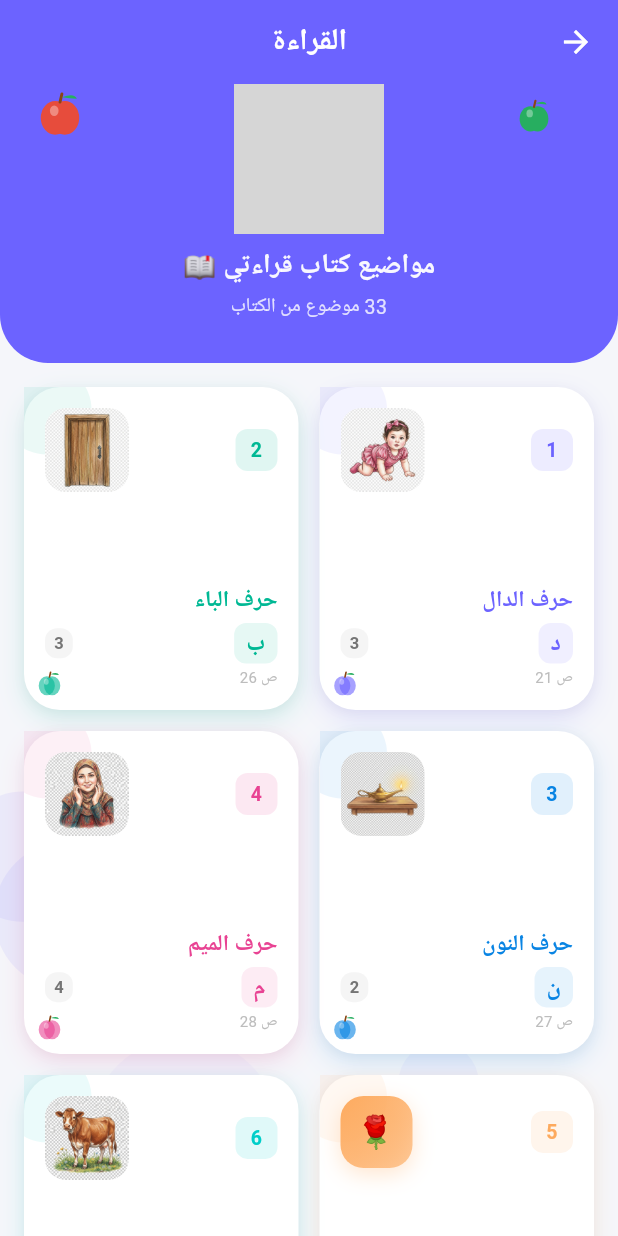
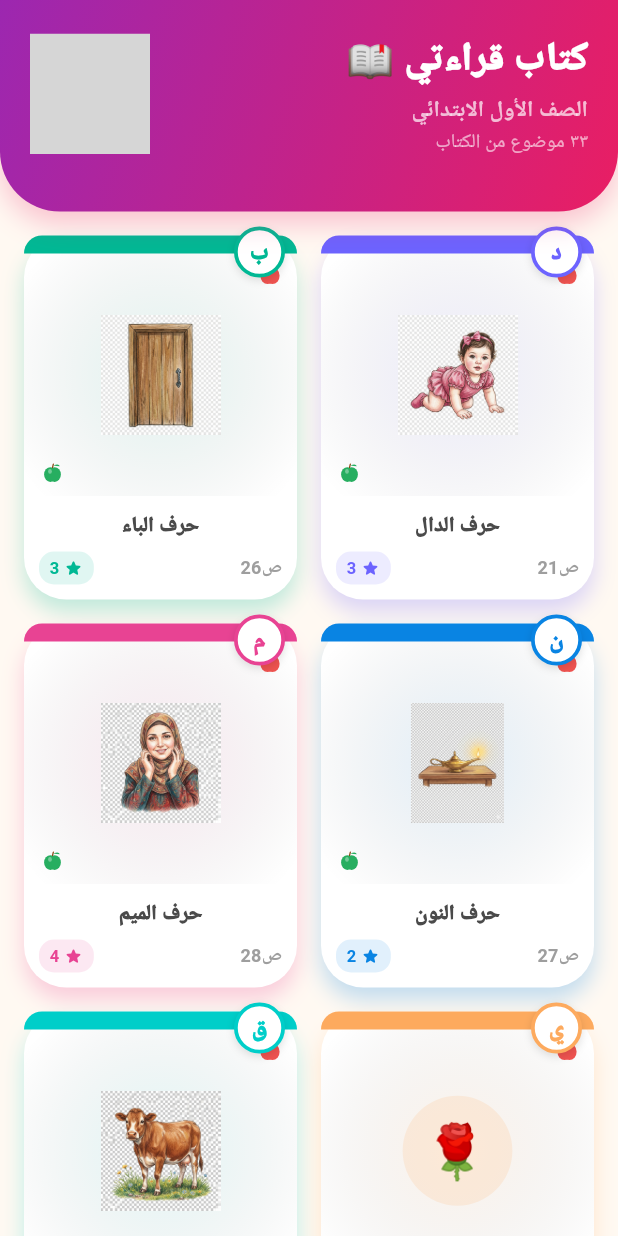
Before and after one commit to moringaiq2017-oss/education-app, a Flutter app: the ReadingScreen screen opened directly, on a phone screen of 412 x 824 dp. Run offline on Flutter 3.47's test engine with Material 3 defaults, Android fonts, the phone set to English and light mode, and no system bars; our stand-ins replace audioplayers, device_info_plus, dio, google_fonts, hive, hive_flutter and 1 more; accounts and stored records are empty; Roboto replaces fonts that are missing (Cairo); grey boxes are pictures that could not be loaded.

Commit message:
redesign: تصميم جديد لشاشة مواضيع القراءة حسب mockup Gemini
- هيدر بتدرج بنفسجي-وردي مع Lottie قراءة
- شبكة مواضيع بتصميم طفولي: شريط ملون علوي، صورة/إيموجي، تفاحات
- بادج الحرف العربي بدائرة ملونة فوق كل بطاقة
- أنيميشن ظهور متتابع + bounce عند الضغط
- نجوم وزخارف خلفية
- خلفية دافئة (#FFF9F2)

Co-Authored-By: Claude Opus 4.6 (1M context) <noreply@anthropic.com>

```diff
--- a/mobile/lib/screens/subjects/reading_screen.dart
+++ b/mobile/lib/screens/subjects/reading_screen.dart
@@ -1,9 +1,7 @@
 import 'package:flutter/material.dart';
-import '../../config/theme.dart';
 import '../../data/reading_topics_data.dart';
 import '../../widgets/fun_widgets.dart';
 import '../../widgets/apple_decoration.dart';
-import '../../widgets/topic_illustration.dart';
 import 'topic_detail_screen.dart';
 
 class ReadingScreen extends StatelessWidget {
@@ -14,101 +12,126 @@ class ReadingScreen extends StatelessWidget {
     const topics = ReadingTopicsData.topics;
 
     return Scaffold(
-      backgroundColor: AppTheme.backgroundColor,
-      appBar: AppBar(
-        title: const Text('القراءة'),
-        backgroundColor: AppTheme.dictationColor,
-        foregroundColor: Colors.white,
-        elevation: 0,
-        centerTitle: true,
+      backgroundColor: const Color(0xFFFFF9F2),
+      body: SafeArea(
+        child: Directionality(
+          textDirection: TextDirection.rtl,
+          child: Stack(
+            children: [
+              _buildBackgroundDecorations(),
+              CustomScrollView(
+                physics: const BouncingScrollPhysics(),
+                slivers: [
+                  _buildHeader(),
+                  SliverPadding(
+                    padding: const EdgeInsets.all(16),
+                    sliver: SliverGrid(
+                      gridDelegate: const SliverGridDelegateWithFixedCrossAxisCount(
+                        crossAxisCount: 2,
+                        crossAxisSpacing: 16,
+                        mainAxisSpacing: 16,
+                        childAspectRatio: 0.75,
                       ),
-      body: AnimatedBubbleBackground(
-        color: AppTheme.dictationColor,
-        child: Column(
-          children: [
-            // === الهيدر ===
-            Container(
-              width: double.infinity,
-              padding: const EdgeInsets.fromLTRB(24, 0, 24, 28),
-              decoration: const BoxDecoration(
-                color: AppTheme.dictationColor,
-                borderRadius: BorderRadius.only(
-                  bottomLeft: Radius.circular(32),
-                  bottomRight: Radius.circular(32),
+                      delegate: SliverChildBuilderDelegate(
+                        (context, index) => _TopicCard(topic: topics[index]),
+                        childCount: topics.length,
                       ),
                     ),
-              child: Stack(
-                children: [
-                  // تفاحات ديكور
-                  const Positioned(
-                    top: 5,
-                    left: 0,
-                    child: AppleDecoration(size: 32, color: Color(0xFFE74C3C)),
                   ),
-                  const Positioned(
-                    top: 10,
-                    right: 20,
-                    child: AppleDecoration(size: 24, color: Color(0xFF27AE60)),
+                  const SliverToBoxAdapter(child: SizedBox(height: 20)),
+                ],
               ),
-                  Center(
-                    child: Column(
-                      children: [
-                        const LottieReading(size: 100),
-                        const SizedBox(height: 8),
-                        Text(
-                          'مواضيع كتاب قراءتي 📖',
-                          style: TextStyle(
-                            fontSize: 18,
-                            fontWeight: FontWeight.bold,
-                            color: Colors.white.withValues(alpha: 0.95),
+            ],
           ),
         ),
-                        const SizedBox(height: 4),
+      ),
+    );
+  }
+
+  Widget _buildHeader() {
+    return SliverToBoxAdapter(
+      child: Container(
+        padding: const EdgeInsets.only(top: 20, bottom: 36, left: 20, right: 20),
+        decoration: const BoxDecoration(
+          gradient: LinearGradient(
+            colors: [Color(0xFF9C27B0), Color(0xFFE91E63)],
+            begin: Alignment.topLeft,
+            end: Alignment.bottomRight,
+          ),
+          borderRadius: BorderRadius.vertical(bottom: Radius.circular(40)),
+          boxShadow: [
+            BoxShadow(
+              color: Color(0x40E91E63),
+              offset: Offset(0, 8),
+              blurRadius: 16,
+            ),
+          ],
+        ),
+        child: Row(
+          mainAxisAlignment: MainAxisAlignment.spaceBetween,
+          children: [
+            const Column(
+              crossAxisAlignment: CrossAxisAlignment.start,
+              children: [
                 Text(
-                          '${topics.length} موضوع من الكتاب',
+                  'كتاب قراءتي 📖',
                   style: TextStyle(
+                    color: Colors.white,
+                    fontSize: 26,
+                    fontWeight: FontWeight.w900,
+                  ),
+                ),
+                SizedBox(height: 4),
+                Text(
+                  'الصف الأول الابتدائي',
+                  style: TextStyle(
+                    color: Colors.white70,
+                    fontSize: 15,
+                    fontWeight: FontWeight.bold,
+                  ),
+                ),
+                SizedBox(height: 2),
+                Text(
+                  '٣٣ موضوع من الكتاب',
+                  style: TextStyle(
+                    color: Colors.white60,
                     fontSize: 13,
-                            color: Colors.white.withValues(alpha: 0.8),
                   ),
                 ),
               ],
             ),
-                  ),
-                ],
-              ),
-            ),
-
-            // === شبكة المواضيع ===
-            Expanded(
-              child: GridView.builder(
-                padding: const EdgeInsets.all(16),
-                gridDelegate: const SliverGridDelegateWithFixedCrossAxisCount(
-                  crossAxisCount: 2,
-                  mainAxisSpacing: 14,
-                  crossAxisSpacing: 14,
-                  childAspectRatio: 0.85,
-                ),
-                itemCount: topics.length,
-                itemBuilder: (context, index) => _TopicCard(
-                  topic: topics[index],
-                  index: index,
-                ),
-              ),
+            // أنيميشن القراءة
+            const SizedBox(
+              width: 80,
+              height: 80,
+              child: LottieReading(size: 80),
             ),
           ],
         ),
       ),
     );
   }
+
+  Widget _buildBackgroundDecorations() {
+    return Stack(
+      children: [
+        Positioned(top: 100, left: 30, child: Icon(Icons.star_rounded, color: Colors.amber.withValues(alpha: 0.25), size: 40)),
+        Positioned(top: 300, right: 20, child: Icon(Icons.circle, color: Colors.blue.withValues(alpha: 0.15), size: 20)),
+        Positioned(top: 500, left: 50, child: Icon(Icons.star_rounded, color: Colors.pink.withValues(alpha: 0.15), size: 30)),
+        Positioned(bottom: 100, right: 40, child: Icon(Icons.change_history_rounded, color: Colors.green.withValues(alpha: 0.15), size: 35)),
+        Positioned(top: 700, left: 20, child: Icon(Icons.favorite_rounded, color: Colors.red.withValues(alpha: 0.12), size: 24)),
+        Positioned(top: 900, right: 60, child: Icon(Icons.auto_awesome, color: Colors.purple.withValues(alpha: 0.15), size: 28)),
+      ],
+    );
+  }
 }
 
 // ============================================
-// بطاقة الموضوع
+// بطاقة الموضوع - تصميم طفولي
 // ============================================
 class _TopicCard extends StatefulWidget {
   final ReadingTopic topic;
-  final int index;
-  const _TopicCard({required this.topic, required this.index});
+  const _TopicCard({required this.topic});
 
   @override
   State<_TopicCard> createState() => _TopicCardState();
@@ -117,22 +140,20 @@ class _TopicCard extends StatefulWidget {
 class _TopicCardState extends State<_TopicCard> with SingleTickerProviderStateMixin {
   late AnimationController _controller;
   late Animation<double> _scale;
-  late Animation<Offset> _slideIn;
 
   @override
   void initState() {
     super.initState();
     _controller = AnimationController(
       vsync: this,
-      duration: Duration(milliseconds: 400 + (widget.index * 60)),
+      duration: const Duration(milliseconds: 400),
     );
     _scale = Tween<double>(begin: 0.0, end: 1.0).animate(
       CurvedAnimation(parent: _controller, curve: Curves.elasticOut),
     );
-    _slideIn = Tween<Offset>(begin: const Offset(0, 0.3), end: Offset.zero).animate(
-      CurvedAnimation(parent: _controller, curve: Curves.easeOutCubic),
-    );
-    _controller.forward();
+    Future.delayed(Duration(milliseconds: 80 * (widget.topic.id % 10)), () {
+      if (mounted) _controller.forward();
+    });
   }
 
   @override
@@ -145,12 +166,8 @@ class _TopicCardState extends State<_TopicCard> with SingleTickerProviderStateMi
   Widget build(BuildContext context) {
     final topic = widget.topic;
 
-    return AnimatedBuilder(
-      animation: _controller,
-      builder: (context, child) => SlideTransition(
-        position: _slideIn,
-        child: ScaleTransition(scale: _scale, child: child),
-      ),
+    return ScaleTransition(
+      scale: _scale,
       child: BounceButton(
         onTap: () => Navigator.push(
           context,
@@ -159,151 +176,156 @@ class _TopicCardState extends State<_TopicCard> with SingleTickerProviderStateMi
         child: Container(
           decoration: BoxDecoration(
             color: Colors.white,
-            borderRadius: BorderRadius.circular(24),
+            borderRadius: BorderRadius.circular(28),
             boxShadow: [
               BoxShadow(
-                color: topic.color.withValues(alpha: 0.15),
-                blurRadius: 14,
-                offset: const Offset(0, 6),
-              ),
-              BoxShadow(
-                color: Colors.black.withValues(alpha: 0.04),
-                blurRadius: 6,
-                offset: const Offset(0, 2),
+                color: topic.color.withValues(alpha: 0.25),
+                offset: const Offset(0, 8),
+                blurRadius: 12,
               ),
             ],
           ),
           child: Stack(
+            clipBehavior: Clip.none,
             children: [
-              // دائرة خلفية
+              Column(
+                crossAxisAlignment: CrossAxisAlignment.stretch,
+                children: [
+                  // شريط ملون علوي
+                  Container(
+                    height: 12,
+                    decoration: BoxDecoration(
+                      color: topic.color,
+                      borderRadius: const BorderRadius.vertical(top: Radius.circular(28)),
+                    ),
+                  ),
+
+                  // منطقة الصورة
+                  Expanded(
+                    child: Container(
+                      decoration: BoxDecoration(
+                        gradient: RadialGradient(
+                          colors: [topic.color.withValues(alpha: 0.12), Colors.transparent],
+                          radius: 0.7,
+                        ),
+                      ),
+                      child: Stack(
+                        alignment: Alignment.center,
+                        children: [
+                          // تفاحات ديكور
                           Positioned(
-                top: -15,
-                left: -15,
-                child: Container(
-                  width: 60,
-                  height: 60,
-                  decoration: BoxDecoration(
-                    color: topic.color.withValues(alpha: 0.08),
-                    shape: BoxShape.circle,
+                            top: 6,
+                            right: 10,
+                            child: AppleDecoration(size: 16, color: Colors.red.shade400),
+                          ),
+                          Positioned(
+                            bottom: 8,
+                            left: 12,
+                            child: AppleDecoration(size: 14, color: const Color(0xFF27AE60)),
+                          ),
+                          // الصورة أو الإيموجي
+                          if (topic.hasImage)
+                            Image.asset(
+                              topic.imagePath!,
+                              height: 80,
+                              fit: BoxFit.contain,
+                              errorBuilder: (_, __, ___) => _emojiCircle(topic),
+                            )
+                          else
+                            _emojiCircle(topic),
+                        ],
                       ),
                     ),
                   ),
-              // تفاحة ديكور صغيرة
-              Positioned(
-                bottom: 8,
-                left: 8,
-                child: AppleDecoration(
-                  size: 18,
-                  color: topic.color.withValues(alpha: 0.6),
+
+                  // النص
+                  Padding(
+                    padding: const EdgeInsets.symmetric(horizontal: 10, vertical: 10),
+                    child: Column(
+                      children: [
+                        Text(
+                          topic.title,
+                          textAlign: TextAlign.center,
+                          style: const TextStyle(
+                            fontSize: 14,
+                            fontWeight: FontWeight.w900,
+                            color: Color(0xFF4A4A4A),
                           ),
+                          maxLines: 1,
+                          overflow: TextOverflow.ellipsis,
                         ),
-              // المحتوى
-              Padding(
-                padding: const EdgeInsets.all(14),
-                child: Column(
-                  crossAxisAlignment: CrossAxisAlignment.start,
-                  children: [
-                    // رقم الموضوع + أيقونة
+                        const SizedBox(height: 6),
                         Row(
                           mainAxisAlignment: MainAxisAlignment.spaceBetween,
                           children: [
-                        // رقم الموضوع
+                            if (topic.pageNumber > 0)
+                              Text(
+                                'ص${topic.pageNumber}',
+                                style: TextStyle(
+                                  fontSize: 12,
+                                  fontWeight: FontWeight.bold,
+                                  color: Colors.grey.shade500,
+                                ),
+                              )
+                            else
+                              const SizedBox(),
+                            // بادج عدد الأقسام
                             Container(
-                          width: 28,
-                          height: 28,
+                              padding: const EdgeInsets.symmetric(horizontal: 7, vertical: 3),
                               decoration: BoxDecoration(
                                 color: topic.color.withValues(alpha: 0.12),
-                            borderRadius: BorderRadius.circular(8),
+                                borderRadius: BorderRadius.circular(10),
                               ),
-                          child: Center(
-                            child: Text(
-                              '${topic.id}',
+                              child: Row(
+                                mainAxisSize: MainAxisSize.min,
+                                children: [
+                                  Icon(Icons.star_rounded, size: 13, color: topic.color),
+                                  const SizedBox(width: 3),
+                                  Text(
+                                    '${topic.availableSectionsCount}',
                                     style: TextStyle(
-                                fontSize: 13,
+                                      fontSize: 11,
                                       fontWeight: FontWeight.bold,
                                       color: topic.color,
                                     ),
                                   ),
+                                ],
                               ),
-                        ),
-                        // أيقونة الموضوع أو صورة حقيقية
-                        if (topic.hasImage)
-                          ClipRRect(
-                            borderRadius: BorderRadius.circular(14),
-                            child: Image.asset(
-                              topic.imagePath!,
-                              width: 56,
-                              height: 56,
-                              fit: BoxFit.cover,
-                            ),
-                          )
-                        else
-                          TopicIllustration(
-                            emoji: topic.illustration,
-                            color: topic.color,
-                            size: 48,
                             ),
                           ],
                         ),
-                    const Spacer(),
-                    // اسم الموضوع
-                    Text(
-                      topic.title,
-                      style: TextStyle(
-                        fontSize: 15,
-                        fontWeight: FontWeight.w800,
-                        color: topic.color,
+                      ],
                     ),
-                      maxLines: 1,
-                      overflow: TextOverflow.ellipsis,
                   ),
-                    const SizedBox(height: 4),
-                    // الحرف ورقم الصفحة
-                    Row(
-                      children: [
+                ],
+              ),
+
+              // بادج الحرف
               if (topic.letter.length <= 2)
-                          Container(
-                            padding: const EdgeInsets.symmetric(horizontal: 8, vertical: 2),
+                Positioned(
+                  top: -6,
+                  right: 8,
+                  child: Container(
+                    width: 34,
+                    height: 34,
                     decoration: BoxDecoration(
-                              color: topic.color.withValues(alpha: 0.1),
-                              borderRadius: BorderRadius.circular(8),
+                      color: Colors.white,
+                      shape: BoxShape.circle,
+                      border: Border.all(color: topic.color, width: 2.5),
+                      boxShadow: const [
+                        BoxShadow(color: Colors.black12, blurRadius: 4, offset: Offset(0, 2)),
+                      ],
                     ),
+                    child: Center(
                       child: Text(
                         topic.letter,
                         style: TextStyle(
                           fontSize: 16,
-                                fontWeight: FontWeight.bold,
+                          fontWeight: FontWeight.w900,
                           color: topic.color,
                         ),
                       ),
                     ),
-                        const Spacer(),
-                        // عدد الأقسام
-                        Container(
-                          padding: const EdgeInsets.symmetric(horizontal: 6, vertical: 2),
-                          decoration: BoxDecoration(
-                            color: Colors.grey.shade100,
-                            borderRadius: BorderRadius.circular(8),
-                          ),
-                          child: Text(
-                            '${topic.availableSectionsCount}',
-                            style: TextStyle(
-                              fontSize: 11,
-                              color: Colors.grey.shade600,
-                              fontWeight: FontWeight.bold,
-                            ),
-                          ),
-                        ),
-                      ],
-                    ),
-                    if (topic.pageNumber > 0) ...[
-                      const SizedBox(height: 2),
-                      Text(
-                        'ص ${topic.pageNumber}',
-                        style: TextStyle(fontSize: 10, color: Colors.grey.shade400),
-                      ),
-                    ],
-                  ],
                   ),
                 ),
             ],
@@ -312,4 +334,15 @@ class _TopicCardState extends State<_TopicCard> with SingleTickerProviderStateMi
       ),
     );
   }
+
+  Widget _emojiCircle(ReadingTopic topic) {
+    return Container(
+      padding: const EdgeInsets.all(14),
+      decoration: BoxDecoration(
+        color: topic.color.withValues(alpha: 0.15),
+        shape: BoxShape.circle,
+      ),
+      child: Text(topic.illustration, style: const TextStyle(fontSize: 36)),
+    );
   }
+}
```
Lines whose indentation alone changed are shown as unchanged.
